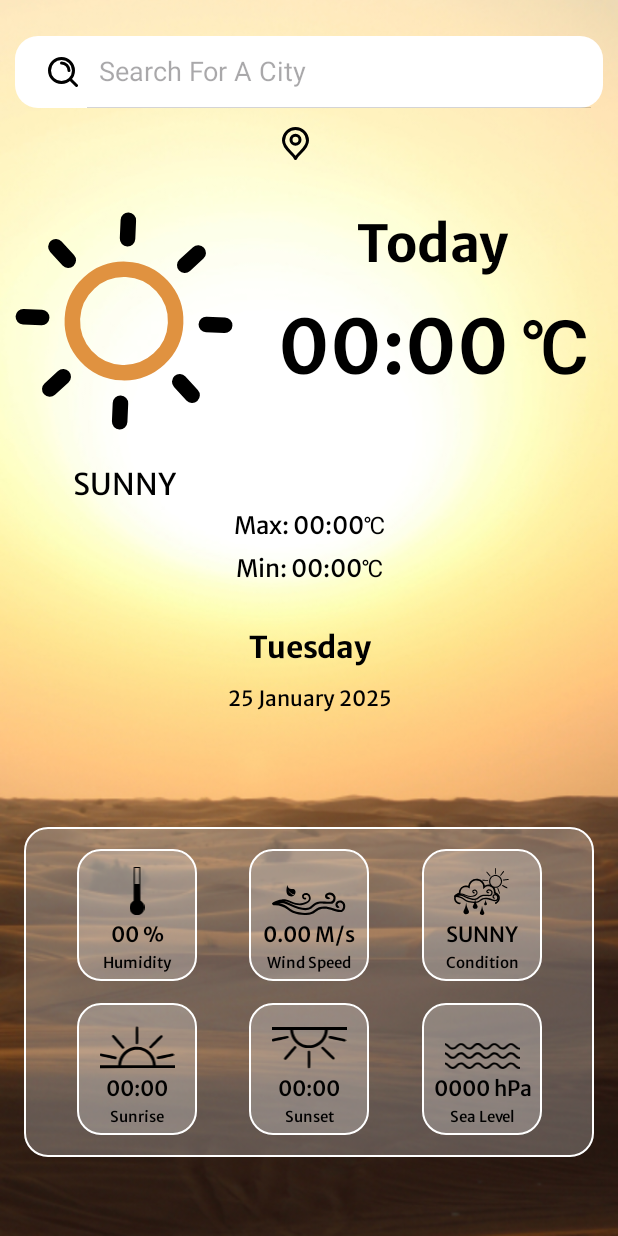
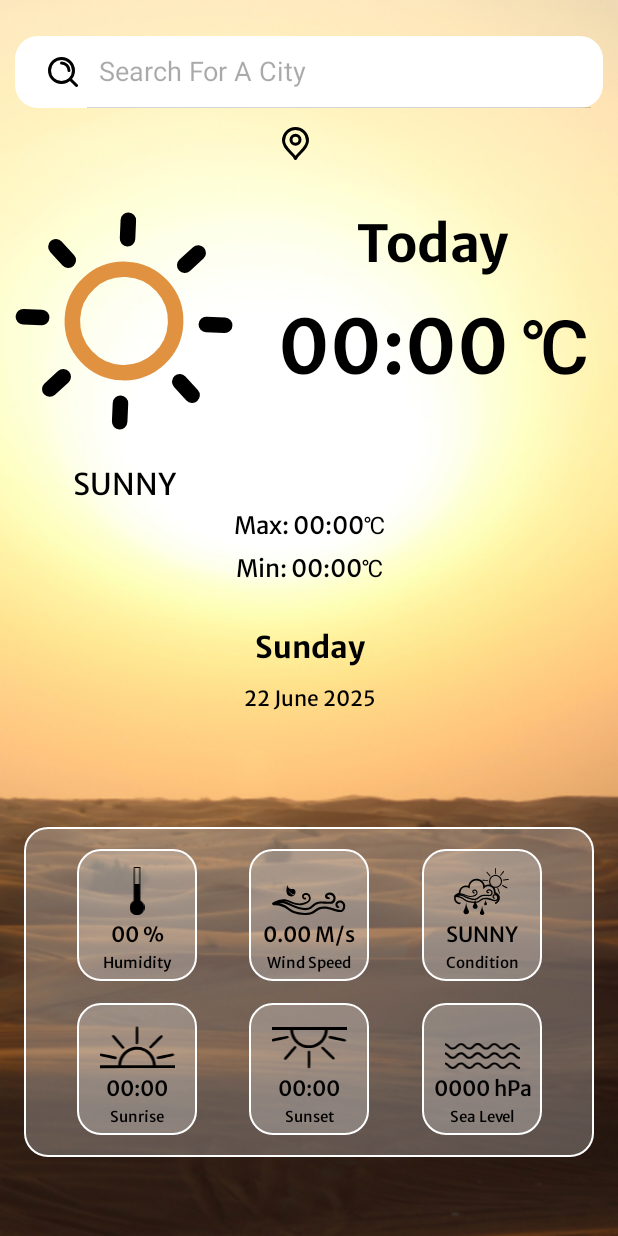
Before and after one commit to ShreyashBhardwaj/WeatherApp, an Android app: the screen it shows after launch (MainActivity), on a phone screen of 412 x 824 dp. Run offline under Robolectric (Android 15) with nearby library versions, the phone set to English and light mode, and no system bars.

```diff
--- a/app/build.gradle.kts
+++ b/app/build.gradle.kts
@@ -5,6 +5,10 @@ plugins {
 android {
     namespace = "com.example.weatherapp"
     compileSdk = 35
+
+    buildFeatures{
+        viewBinding = true
+    }
 
     defaultConfig {
         applicationId = "com.example.weatherapp"
--- a/app/src/main/java/com/example/weatherapp/MainActivity.java
+++ b/app/src/main/java/com/example/weatherapp/MainActivity.java
@@ -1,8 +1,6 @@
 package com.example.weatherapp;
 
 import android.os.Bundle;
-import android.widget.SearchView;
-import android.widget.TextView;
 import android.widget.Toast;
 
 import androidx.activity.EdgeToEdge;
@@ -17,62 +15,60 @@ import retrofit2.Response;
 import retrofit2.Retrofit;
 import retrofit2.converter.gson.GsonConverterFactory;
 
-import com.example.weatherapp.WeatherApi;
+import com.example.weatherapp.databinding.ActivityMainBinding;
 
 import java.text.SimpleDateFormat;
 import java.util.Date;
 
-// https://api.openweathermap.org/data/2.5/weather?q=Delhi&appid=39540792dedf1579c5821d2dec7dbd8f
+public class MainActivity extends AppCompatActivity {
 
-public class MainActivity extends AppCompatActivity {
-    SearchView searchView;
-    TextView cityNameTextView, tempTextView, weatherTextView, maxTempTextView, minTempTextView, humidityTextView, windSpeedTextView, sunriseTextView, sunsetTextView, seaLevelTextView;
+    // ✅ One binding instance — replaces ALL findViewById
+    private ActivityMainBinding binding;
 
-    // API helper
-    WeatherApi weatherApi;
+    // ✅ Retrofit API
+    private WeatherApi weatherApi;
 
-    String API_KEY = "39540792dedf1579c5821d2dec7dbd8f";
+    // ✅ Your API key
+    private final String API_KEY = "39540792dedf1579c5821d2dec7dbd8f";
 
     @Override
     protected void onCreate(Bundle savedInstanceState) {
         super.onCreate(savedInstanceState);
         EdgeToEdge.enable(this);
-        setContentView(R.layout.activity_main);
-        ViewCompat.setOnApplyWindowInsetsListener(findViewById(R.id.main), (v, insets) -> {
+
+        // ✅ Inflate binding and set root view
+        binding = ActivityMainBinding.inflate(getLayoutInflater());
+        setContentView(binding.getRoot());
+
+        // ✅ Handle edge-to-edge insets if needed
+        ViewCompat.setOnApplyWindowInsetsListener(binding.getRoot(), (v, insets) -> {
             Insets systemBars = insets.getInsets(WindowInsetsCompat.Type.systemBars());
             v.setPadding(systemBars.left, systemBars.top, systemBars.right, systemBars.bottom);
             return insets;
         });
 
-
-
-        // Bind all views
-        searchView = findViewById(R.id.searchView);
-        cityNameTextView = findViewById(R.id.cityName);
-        tempTextView = findViewById(R.id.temp);
-        weatherTextView = findViewById(R.id.weather);
-        maxTempTextView = findViewById(R.id.max_temp);
-        minTempTextView = findViewById(R.id.min_temp);
-        humidityTextView = findViewById(R.id.humidity);
-        windSpeedTextView = findViewById(R.id.wind_speed);
-        sunriseTextView = findViewById(R.id.sunrise);
-        sunsetTextView = findViewById(R.id.sunset);
-        seaLevelTextView = findViewById(R.id.sea_level);
-
-        // Initialize Retrofit
+        // ✅ Initialize Retrofit
         Retrofit retrofit = new Retrofit.Builder()
                 .baseUrl("https://api.openweathermap.org/")
                 .addConverterFactory(GsonConverterFactory.create())
                 .build();
 
         weatherApi = retrofit.create(WeatherApi.class);
+        SimpleDateFormat dayFormat = new SimpleDateFormat("EEEE");
+        String currentDay = dayFormat.format(new Date());
+        binding.day.setText(currentDay);
 
-        // Setup SearchView listener
-        searchView.setOnQueryTextListener(new SearchView.OnQueryTextListener() {
+// Get current date, e.g., "June 21"
+        SimpleDateFormat dateFormat = new SimpleDateFormat("dd MMMM YYYY");
+        String currentDate = dateFormat.format(new Date());
+        binding.date.setText(currentDate);
+
+        // ✅ SearchView listener using binding
+        binding.searchView.setOnQueryTextListener(new android.widget.SearchView.OnQueryTextListener() {
             @Override
             public boolean onQueryTextSubmit(String query) {
                 fetchWeather(query.trim());
-                searchView.clearFocus(); // close keyboard
+                binding.searchView.clearFocus(); // Hide keyboard
                 return true;
             }
 
@@ -81,19 +77,11 @@ public class MainActivity extends AppCompatActivity {
                 return false;
             }
         });
-
-
-    }
-    private String formatUnixTime(long unixSeconds) {
-        Date date = new java.util.Date(unixSeconds * 1000L);
-        SimpleDateFormat sdf = new java.text.SimpleDateFormat("HH:mm");
-        sdf.setTimeZone(java.util.TimeZone.getDefault());
-        return sdf.format(date);
     }
 
-
+    // ✅ Weather API call
     private void fetchWeather(String cityName) {
-        Call<WeatherResponse> call = weatherApi.getWeatherByCity(cityName, API_KEY);
+        Call<WeatherResponse> call = weatherApi.getWeatherByCity(cityName, API_KEY, "metric");
 
         call.enqueue(new Callback<WeatherResponse>() {
             @Override
@@ -101,18 +89,45 @@ public class MainActivity extends AppCompatActivity {
                 if (response.isSuccessful()) {
                     WeatherResponse data = response.body();
 
-                    // Bind API data to TextViews
-                    cityNameTextView.setText(data.getName());
-                    tempTextView.setText(data.getMain().getTemp() + " °C");
-                    weatherTextView.setText(data.getWeather().get(0).getDescription());
-                    maxTempTextView.setText("Max: " + data.getMain().getTemp_max() + " °C");
-                    minTempTextView.setText("Min: " + data.getMain().getTemp_min() + " °C");
-                    humidityTextView.setText(data.getMain().getHumidity() + " %");
-                    windSpeedTextView.setText(data.getWind().getSpeed() + " m/s");
-                    seaLevelTextView.setText(data.getMain().getSea_level() + " hPa");
-                    sunriseTextView.setText(formatUnixTime(data.getSys().getSunrise()));
-                    sunsetTextView.setText(formatUnixTime(data.getSys().getSunset()));
+                    // ✅ Bind data to views via binding
+                    binding.cityName.setText(data.getName());
+                    binding.temp.setText(data.getMain().getTemp() + " °C");
+                    String description = data.getWeather().get(0).getDescription();
+                    String[] words = description.split(" ");
+                    if (words.length > 1) {
+                        StringBuilder builder = new StringBuilder();
+                        for (String word : words) {
+                            builder.append(word).append("\n");
+                        }
+                        // Remove trailing newline
+                        description = builder.toString().trim();
+                    }
 
+                    binding.weather.setText(description);
+                    binding.maxTemp.setText("Max: " + data.getMain().getTemp_max() + " °C");
+                    binding.minTemp.setText("Min: " + data.getMain().getTemp_min() + " °C");
+                    binding.humidity.setText(data.getMain().getHumidity() + " %");
+                    binding.windSpeed.setText(data.getWind().getSpeed() + " m/s");
+                    binding.seaLevel.setText(data.getMain().getSea_level() + " hPa");
+                    binding.sunrise.setText(formatUnixTime(data.getSys().getSunrise()));
+                    binding.sunset.setText(formatUnixTime(data.getSys().getSunset()));
+
+                    double temp = data.getMain().getTemp();
+                    double tempMin = data.getMain().getTemp_min();
+                    double tempMax = data.getMain().getTemp_max();
+
+// If min or max equal current temp, just show "N/A" or skip:
+                    if (tempMin == temp) {
+                        binding.minTemp.setText("");
+                    } else {
+                        binding.minTemp.setText("Min: " + tempMin + " °C");
+                    }
+
+                    if (tempMax == temp) {
+                        binding.maxTemp.setText("");
+                    } else {
+                        binding.maxTemp.setText("Max: " + tempMax + " °C");
+                    }
                 } else {
                     Toast.makeText(MainActivity.this, "City not found", Toast.LENGTH_SHORT).show();
                 }
@@ -125,5 +140,11 @@ public class MainActivity extends AppCompatActivity {
         });
     }
 
-
+    // ✅ Helper to format UNIX time
+    private String formatUnixTime(long unixSeconds) {
+        Date date = new java.util.Date(unixSeconds * 1000L);
+        SimpleDateFormat sdf = new java.text.SimpleDateFormat("HH:mm");
+        sdf.setTimeZone(java.util.TimeZone.getDefault());
+        return sdf.format(date);
+    }
 }
--- a/app/src/main/java/com/example/weatherapp/WeatherApi.java
+++ b/app/src/main/java/com/example/weatherapp/WeatherApi.java
@@ -7,6 +7,7 @@ public interface WeatherApi {
     @GET("data/2.5/weather")
     Call<WeatherResponse> getWeatherByCity(
             @Query("q") String city,
-            @Query("appid") String apiKey
+            @Query("appid") String apiKey,
+            @Query("units") String units
     );
 }
--- a/app/src/main/res/layout/activity_main.xml
+++ b/app/src/main/res/layout/activity_main.xml
@@ -81,6 +81,7 @@
         android:layout_marginTop="8dp"
         android:fontFamily="@font/merriweathersans_regular"
         android:text="Sunny"
+        android:textAlignment="center"
         android:textAllCaps="true"
         android:textColor="@color/black"
         android:textSize="20sp"
```
